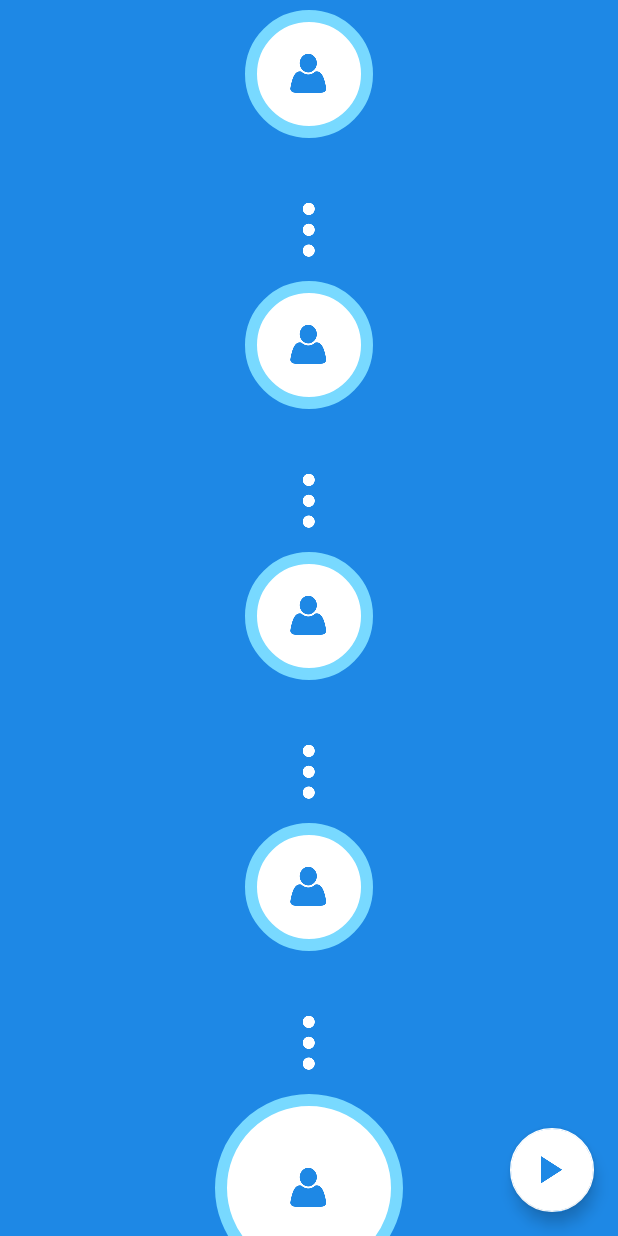
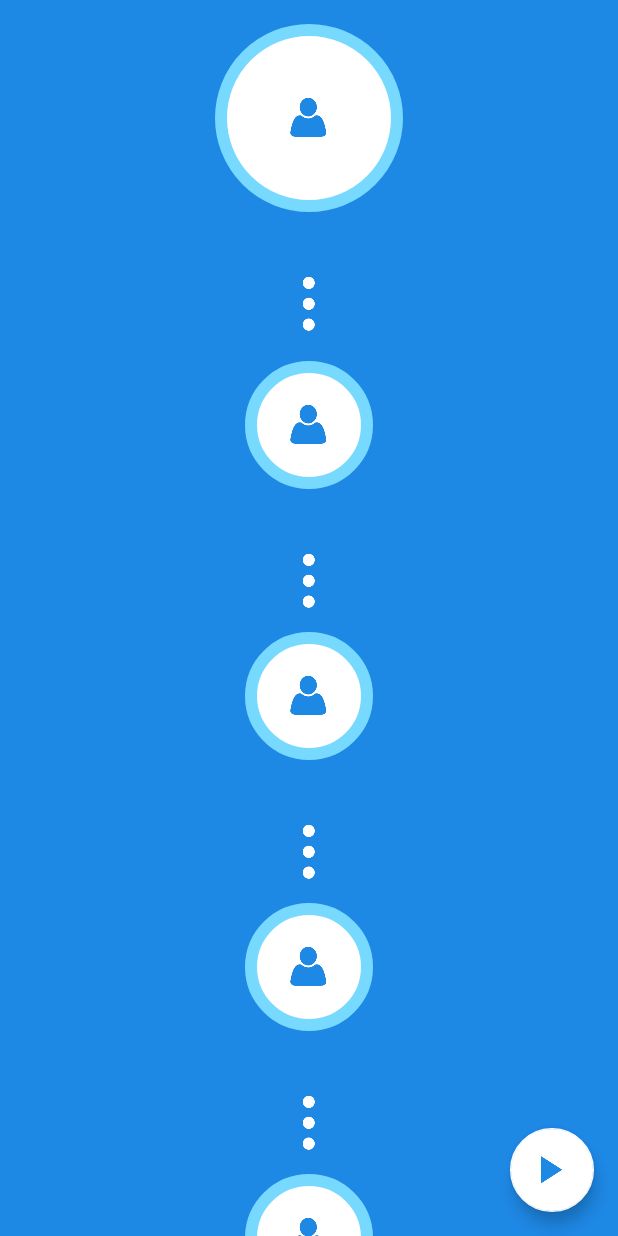
Before and after one commit to IRA-Team/SixHandshakes, an Android app: the screen it shows after launch (MainActivity), on a phone screen of 412 x 824 dp. Run offline under Robolectric (Android 15) with nearby library versions, the phone set to English and light mode, and no system bars; our stand-ins replace data binding; libraries missing offline, so code that uses them is left out: com.nostra13.universalimageloader, com.vk.sdk; 60 statements that could not run were skipped.

Commit message:
Fixed bug with scrollview in MainActivity

```diff
--- a/app/src/main/res/layout/activity_main.xml
+++ b/app/src/main/res/layout/activity_main.xml
@@ -21,9 +21,8 @@
 
             <LinearLayout
                 android:layout_width="match_parent"
-                android:layout_height="wrap_content"
+                android:layout_height="match_parent"
                 android:gravity="center"
-                android:layout_gravity="center"
                 android:orientation="vertical"
                 android:padding="@dimen/padding_medium">
 
```
